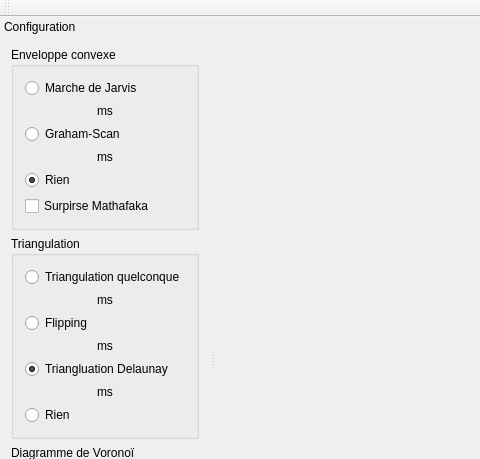
Qt form form/math5a_triangulation.ui (ldkv/Math5A_Triangluation) before a commit; both pictures show x 0 to 480 and y 0 to 459 of the 1111 by 722 pixel window.
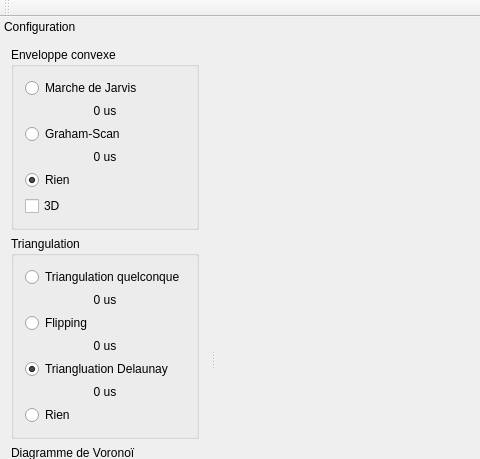
The same form after that commit.

Patch:
```diff
--- a/form/math5a_triangulation.ui
+++ b/form/math5a_triangulation.ui
@@ -67,7 +67,7 @@
         <item>
          <widget class="QLabel" name="laTimeJarvis">
           <property name="text">
-           <string>ms</string>
+           <string>0 us</string>
           </property>
           <property name="alignment">
            <set>Qt::AlignCenter</set>
@@ -84,7 +84,7 @@
         <item>
          <widget class="QLabel" name="laTimeGraham">
           <property name="text">
-           <string>ms</string>
+           <string>0 us</string>
           </property>
           <property name="alignment">
            <set>Qt::AlignCenter</set>
@@ -104,7 +104,7 @@
         <item>
          <widget class="QCheckBox" name="cbShowEnvelop3D">
           <property name="text">
-           <string>Surpirse Mathafaka</string>
+           <string>3D</string>
           </property>
          </widget>
         </item>
@@ -127,7 +127,7 @@
         <item>
          <widget class="QLabel" name="laTimeTriSimple">
           <property name="text">
-           <string>ms</string>
+           <string>0 us</string>
           </property>
           <property name="alignment">
            <set>Qt::AlignCenter</set>
@@ -144,7 +144,7 @@
         <item>
          <widget class="QLabel" name="laTimeFlipping">
           <property name="text">
-           <string>ms</string>
+           <string>0 us</string>
           </property>
           <property name="alignment">
            <set>Qt::AlignCenter</set>
@@ -164,7 +164,7 @@
         <item>
          <widget class="QLabel" name="laTimeDelaunay">
           <property name="text">
-           <string>ms</string>
+           <string>0 us</string>
           </property>
           <property name="alignment">
            <set>Qt::AlignCenter</set>
```
